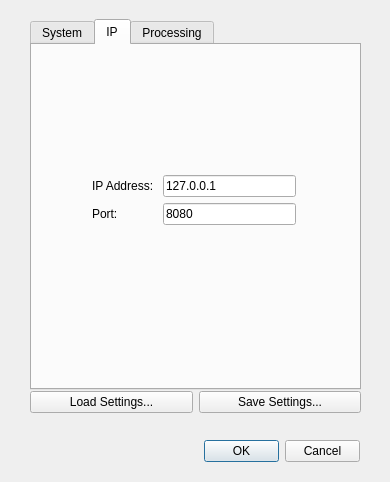
Old version of the form GUI/Dialogs/UIFiles/AllSettingsDialog.ui in the repository monsterkittykitty/WaterColumnPlotter.
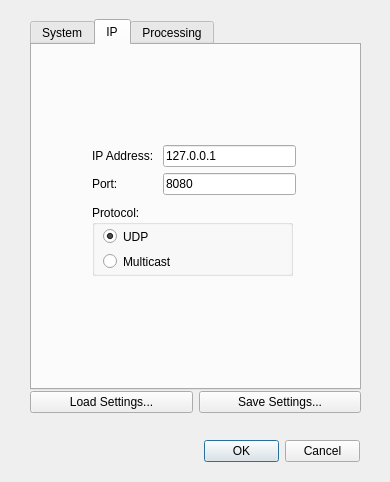
New version of the form. The open tabs and pages were chosen to show the change.

Commit message: Added protocol option to IP tab in settings dialog.

What changed in the file:
```diff
--- a/GUI/Dialogs/UIFiles/AllSettingsDialog.ui
+++ b/GUI/Dialogs/UIFiles/AllSettingsDialog.ui
@@ -118,7 +118,7 @@
      <property name="geometry">
       <rect>
        <x>60</x>
-       <y>130</y>
+       <y>100</y>
        <width>204</width>
        <height>50</height>
       </rect>
@@ -174,6 +174,54 @@
       </item>
      </layout>
     </widget>
+    <widget class="QGroupBox" name="groupBoxProtocol">
+     <property name="geometry">
+      <rect>
+       <x>60</x>
+       <y>160</y>
+       <width>201</width>
+       <height>71</height>
+      </rect>
+     </property>
+     <property name="autoFillBackground">
+      <bool>false</bool>
+     </property>
+     <property name="title">
+      <string>Protocol:</string>
+     </property>
+     <property name="checkable">
+      <bool>false</bool>
+     </property>
+     <widget class="QWidget" name="">
+      <property name="geometry">
+       <rect>
+        <x>11</x>
+        <y>22</y>
+        <width>181</width>
+        <height>44</height>
+       </rect>
+      </property>
+      <layout class="QVBoxLayout" name="verticalLayout">
+       <item>
+        <widget class="QRadioButton" name="radioButtonUDP">
+         <property name="text">
+          <string>UDP</string>
+         </property>
+         <property name="checked">
+          <bool>true</bool>
+         </property>
+        </widget>
+       </item>
+       <item>
+        <widget class="QRadioButton" name="radioButtonMulticast">
+         <property name="text">
+          <string>Multicast</string>
+         </property>
+        </widget>
+       </item>
+      </layout>
+     </widget>
+    </widget>
    </widget>
    <widget class="QWidget" name="tabProcessing">
     <property name="sizePolicy">
```
